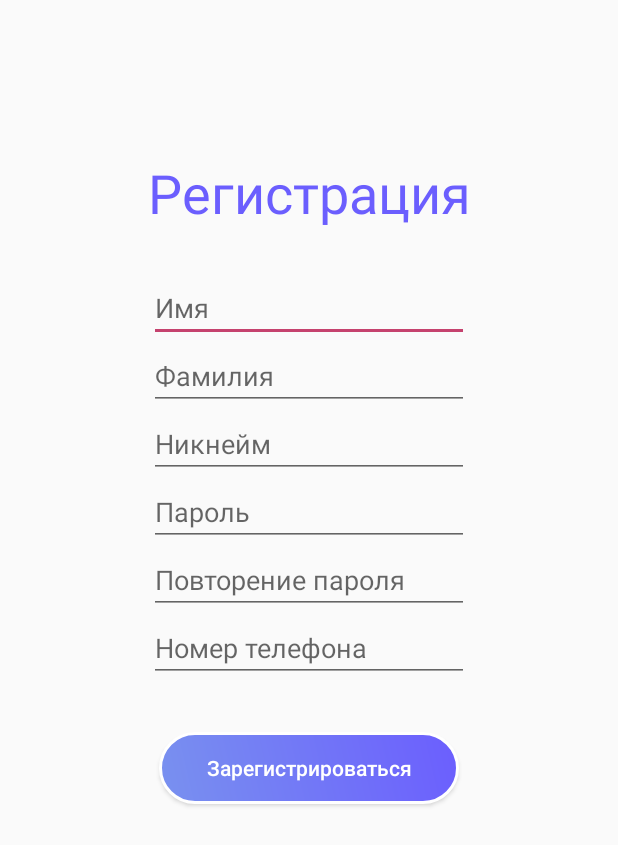
After one commit to romka-best/NeoBrain_App, an Android app: the layout reg_controller.xml on its own in the app's theme, with its tools: preview values and no code run, on a phone screen of 412 x 824 dp. The commit adds this screen. Shown: the top 845 px of the screen. Run offline under Robolectric (Android 15) with nearby library versions, the phone set to English and light mode, and no system bars.

Commit message:
Add AuthController, RegController. Update MainActivity, colors, strings, style. Delete HomeController

```diff
--- a/app/build.gradle
+++ b/app/build.gradle
@@ -16,6 +16,10 @@ android {
             minifyEnabled false
             proguardFiles getDefaultProguardFile('proguard-android-optimize.txt'), 'proguard-rules.pro'
         }
+    }
+    compileOptions {
+        sourceCompatibility JavaVersion.VERSION_1_8
+        targetCompatibility JavaVersion.VERSION_1_8
     }
 }
 
--- a/app/src/main/java/com/example/neobrain/MainActivity.java
+++ b/app/src/main/java/com/example/neobrain/MainActivity.java
@@ -22,7 +22,7 @@ public class MainActivity extends AppCompatActivity{
         ViewGroup container = (ViewGroup) findViewById(R.id.controller_container);
         router = Conductor.attachRouter(this, container, savedInstanceState);
         if (!router.hasRootController()) {
-            router.setRoot(RouterTransaction.with(new HomeController()));
+            router.setRoot(RouterTransaction.with(new AuthController()));
         }
     }
 
--- /dev/null
+++ b/app/src/main/res/drawable/auth_button.xml
@@ -0,0 +1,14 @@
+<?xml version="1.0" encoding="utf-8"?>
+<shape xmlns:android="http://schemas.android.com/apk/res/android" >
+    <stroke android:width="2dp"
+        android:color="#FFFFFF"/>
+    <gradient
+        android:angle="225"
+        android:startColor="#6B5EFE"
+        android:endColor="#7991EF"/>
+    <corners
+        android:bottomLeftRadius="25dp"
+        android:bottomRightRadius="25dp"
+        android:topLeftRadius="25dp"
+        android:topRightRadius="25dp" />
+</shape>
--- /dev/null
+++ b/app/src/main/res/layout/reg_controller.xml
@@ -0,0 +1,100 @@
+<?xml version="1.0" encoding="utf-8"?>
+<androidx.constraintlayout.widget.ConstraintLayout xmlns:android="http://schemas.android.com/apk/res/android"
+    xmlns:app="http://schemas.android.com/apk/res-auto"
+    xmlns:tools="http://schemas.android.com/tools"
+    android:layout_width="match_parent"
+    android:layout_height="match_parent">
+
+    <TextView
+        android:id="@+id/textReg"
+        android:layout_width="wrap_content"
+        android:layout_height="wrap_content"
+        android:layout_marginTop="104dp"
+        android:background="#008D5454"
+        android:text="@string/textReg"
+        android:textColor="@color/colorPrimaryDark"
+        android:textSize="36sp"
+        app:layout_constraintEnd_toEndOf="parent"
+        app:layout_constraintStart_toStartOf="parent"
+        app:layout_constraintTop_toTopOf="parent" />
+
+    <EditText
+        android:id="@+id/name"
+        android:layout_width="wrap_content"
+        android:layout_height="wrap_content"
+        android:layout_marginTop="30dp"
+        android:ems="10"
+        android:hint="Имя"
+        android:inputType="textPersonName"
+        app:layout_constraintEnd_toEndOf="parent"
+        app:layout_constraintStart_toStartOf="parent"
+        app:layout_constraintTop_toBottomOf="@+id/textReg" />
+
+    <EditText
+        android:id="@+id/surname"
+        android:layout_width="wrap_content"
+        android:layout_height="wrap_content"
+        android:ems="10"
+        android:hint="@string/textSurname"
+        android:inputType="textPersonName"
+        app:layout_constraintEnd_toEndOf="parent"
+        app:layout_constraintStart_toStartOf="parent"
+        app:layout_constraintTop_toBottomOf="@+id/name" />
+
+    <EditText
+        android:id="@+id/nickname"
+        android:layout_width="wrap_content"
+        android:layout_height="wrap_content"
+        android:ems="10"
+        android:hint="@string/textNickname"
+        android:inputType="textPersonName"
+        app:layout_constraintEnd_toEndOf="parent"
+        app:layout_constraintStart_toStartOf="parent"
+        app:layout_constraintTop_toBottomOf="@+id/surname" />
+
+    <EditText
+        android:id="@+id/password"
+        android:layout_width="wrap_content"
+        android:layout_height="wrap_content"
+        android:ems="10"
+        android:hint="@string/textPassword"
+        android:inputType="textPassword"
+        app:layout_constraintEnd_toEndOf="parent"
+        app:layout_constraintStart_toStartOf="parent"
+        app:layout_constraintTop_toBottomOf="@+id/nickname" />
+
+    <EditText
+        android:id="@+id/passwordRepeat"
+        android:layout_width="wrap_content"
+        android:layout_height="wrap_content"
+        android:ems="10"
+        android:hint="@string/textPasswordRepeat"
+        android:inputType="textPassword"
+        app:layout_constraintEnd_toEndOf="parent"
+        app:layout_constraintStart_toStartOf="parent"
+        app:layout_constraintTop_toBottomOf="@+id/password" />
+
+    <EditText
+        android:id="@+id/number"
+        android:layout_width="wrap_content"
+        android:layout_height="wrap_content"
+        android:ems="10"
+        android:hint="@string/textNumber"
+        android:inputType="phone"
+        app:layout_constraintEnd_toEndOf="parent"
+        app:layout_constraintStart_toStartOf="parent"
+        app:layout_constraintTop_toBottomOf="@+id/passwordRepeat" />
+
+    <Button
+        android:id="@+id/regButton"
+        android:layout_width="200dp"
+        android:layout_height="wrap_content"
+        android:layout_marginTop="33dp"
+        android:background="@drawable/auth_button"
+        android:text="@string/textReg2"
+        android:textColor="@color/white"
+        app:layout_constraintEnd_toEndOf="parent"
+        app:layout_constraintStart_toStartOf="parent"
+        app:layout_constraintTop_toBottomOf="@+id/number" />
+
+</androidx.constraintlayout.widget.ConstraintLayout>
--- a/app/src/main/res/values/colors.xml
+++ b/app/src/main/res/values/colors.xml
@@ -1,6 +1,7 @@
 <?xml version="1.0" encoding="utf-8"?>
 <resources>
-    <color name="colorPrimary">#008577</color>
-    <color name="colorPrimaryDark">#00574B</color>
-    <color name="colorAccent">#D81B60</color>
+    <color name="colorPrimary">#7991EF</color>
+    <color name="colorPrimaryDark">#6B5EFE</color>
+    <color name="colorAccent">#C5426E</color>
+    <color name="white">#FFF</color>
 </resources>
--- a/app/src/main/res/values/strings.xml
+++ b/app/src/main/res/values/strings.xml
@@ -1,4 +1,15 @@
 <resources>
     <string name="app_name">NeoBrain</string>
-    <string name="appbar_scrolling_view_behavior" translatable="false">com.google.android.material.appbar.AppBarLayout$ScrollingViewBehavior</string>
+    <string name="textAuth">Авторизация</string>
+    <string name="textAuthLoginNumberEmail">Логин/Номер телефона/Эл. почта</string>
+    <string name="textAuthPassword">Пароль</string>
+    <string name="textAuthEntry">Войти</string>
+    <string name="textReg">Регистрация</string>
+    <string name="textReg2">Зарегистрироваться</string>
+    <string name="textName">Имя</string>
+    <string name="textSurname">Фамилия</string>
+    <string name="textNickname">Никнейм</string>
+    <string name="textPassword">Пароль</string>
+    <string name="textPasswordRepeat">Повторение пароля</string>
+    <string name="textNumber">Номер телефона</string>
 </resources>
```
Also changed, not shown: app/src/main/java/com/example/neobrain/AuthController.java (added, +55 -0 lines), app/src/main/java/com/example/neobrain/HomeController.java (deleted, +0 -19 lines), app/src/main/java/com/example/neobrain/RegController.java (added, +28 -0 lines), app/src/main/res/drawable/background_splash.xml (added, +13 -0 lines), app/src/main/res/layout/auth_controller.xml (added, +78 -0 lines), app/src/main/res/layout/controller_home.xml (+2 -11 lines), app/src/main/res/values/styles.xml (+9 -66 lines), build.gradle (line endings or trailing spaces).
